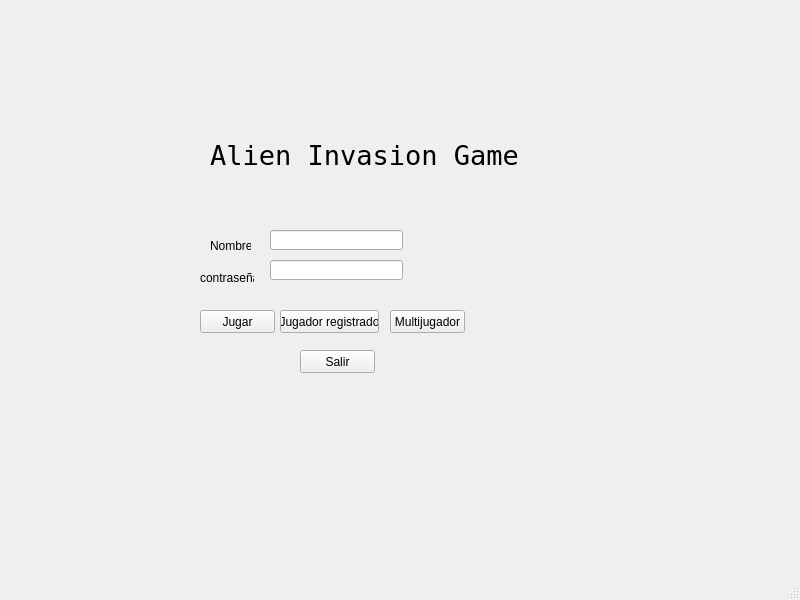
Before: the Qt Designer form Codigo/VideoJuegoInfo/menu.ui in santiagopr123/Proyecto-Final, drawn with Qt 5.
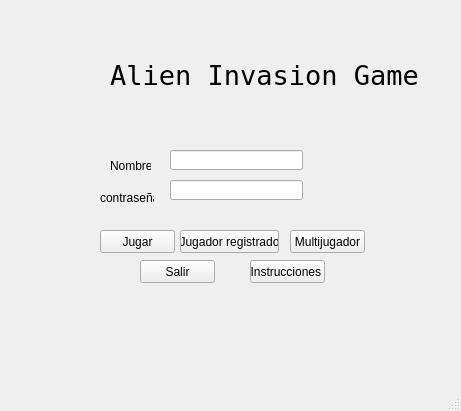
After: the same form once the commit is applied.

Commit message: se agregaron instrucciones, ultimos adecuamientos y ultimas imagenes

What changed in the file:
```diff
--- a/Codigo/VideoJuegoInfo/menu.ui
+++ b/Codigo/VideoJuegoInfo/menu.ui
@@ -6,8 +6,8 @@
    <rect>
     <x>0</x>
     <y>0</y>
-    <width>800</width>
-    <height>600</height>
+    <width>461</width>
+    <height>411</height>
    </rect>
   </property>
   <property name="windowTitle">
@@ -17,8 +17,8 @@
    <widget class="QPushButton" name="BotonYaResgistrado">
     <property name="geometry">
      <rect>
-      <x>280</x>
-      <y>310</y>
+      <x>180</x>
+      <y>230</y>
       <width>99</width>
       <height>23</height>
      </rect>
@@ -30,8 +30,8 @@
    <widget class="QPushButton" name="BotonMulti">
     <property name="geometry">
      <rect>
-      <x>390</x>
-      <y>310</y>
+      <x>290</x>
+      <y>230</y>
       <width>75</width>
       <height>23</height>
      </rect>
@@ -43,8 +43,8 @@
    <widget class="QLabel" name="label">
     <property name="geometry">
      <rect>
-      <x>210</x>
-      <y>230</y>
+      <x>110</x>
+      <y>150</y>
       <width>41</width>
       <height>31</height>
      </rect>
@@ -56,8 +56,8 @@
    <widget class="QLineEdit" name="NombreUser">
     <property name="geometry">
      <rect>
-      <x>270</x>
-      <y>230</y>
+      <x>170</x>
+      <y>150</y>
       <width>133</width>
       <height>20</height>
      </rect>
@@ -69,8 +69,8 @@
    <widget class="QLabel" name="label_2">
     <property name="geometry">
      <rect>
-      <x>200</x>
-      <y>270</y>
+      <x>100</x>
+      <y>190</y>
       <width>54</width>
       <height>16</height>
      </rect>
@@ -82,8 +82,8 @@
    <widget class="QLineEdit" name="Password">
     <property name="geometry">
      <rect>
-      <x>270</x>
-      <y>260</y>
+      <x>170</x>
+      <y>180</y>
       <width>133</width>
       <height>20</height>
      </rect>
@@ -92,8 +92,8 @@
    <widget class="QPushButton" name="QuiereSalir">
     <property name="geometry">
      <rect>
-      <x>300</x>
-      <y>350</y>
+      <x>140</x>
+      <y>260</y>
       <width>75</width>
       <height>23</height>
      </rect>
@@ -105,8 +105,8 @@
    <widget class="QPushButton" name="BotonRegistrarse">
     <property name="geometry">
      <rect>
-      <x>200</x>
-      <y>310</y>
+      <x>100</x>
+      <y>230</y>
       <width>75</width>
       <height>23</height>
      </rect>
@@ -118,8 +118,8 @@
    <widget class="QLabel" name="label_3">
     <property name="geometry">
      <rect>
-      <x>210</x>
-      <y>100</y>
+      <x>110</x>
+      <y>20</y>
       <width>341</width>
       <height>111</height>
      </rect>
@@ -134,6 +134,19 @@
      <string>Alien Invasion Game</string>
     </property>
    </widget>
+   <widget class="QPushButton" name="BotonIns">
+    <property name="geometry">
+     <rect>
+      <x>250</x>
+      <y>260</y>
+      <width>75</width>
+      <height>23</height>
+     </rect>
+    </property>
+    <property name="text">
+     <string>Instrucciones </string>
+    </property>
+   </widget>
   </widget>
   <widget class="QMenuBar" name="menubar">
    <property name="geometry">
```
Left out of the diff: 2 changed lines with no effect on the pictures. The commit also changes 62 other files.
